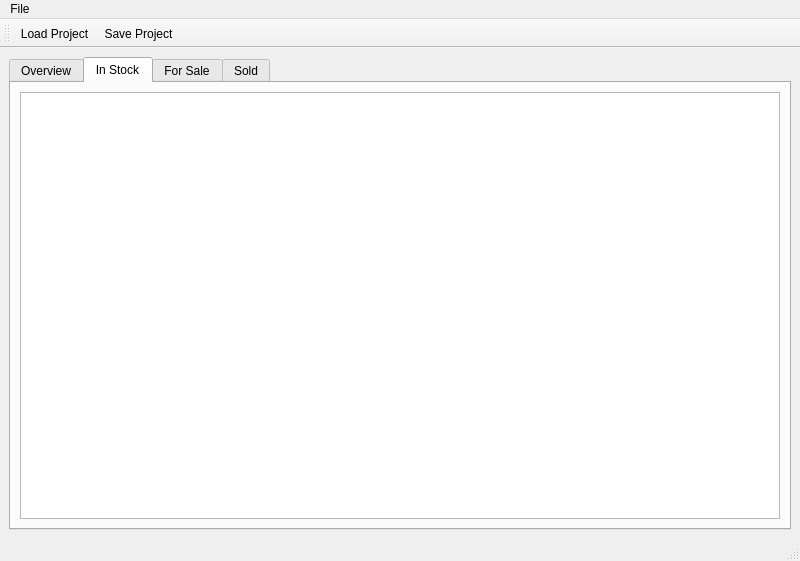
tlaemmlein/BrickMoney, file src/Applications/BrickMoneyDesktop/src/MainWindow.ui: the form before one commit.
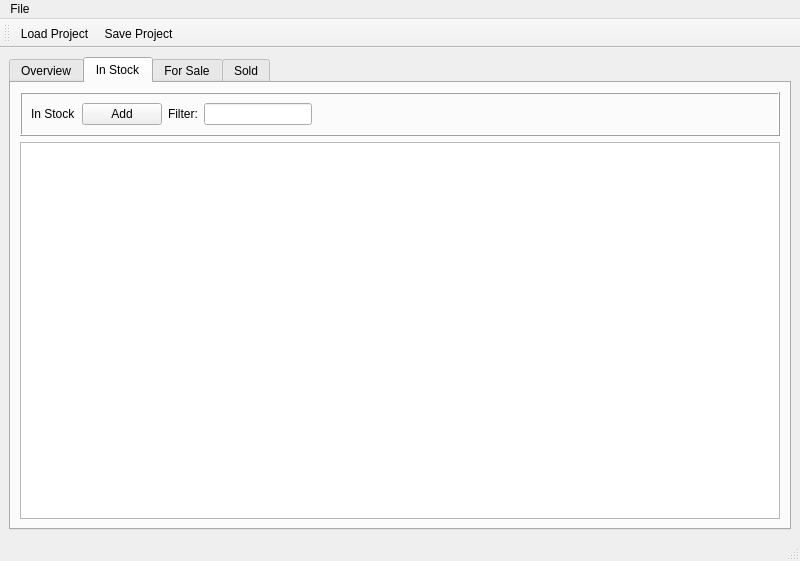
The form after the commit. The open tabs and pages were chosen to show the change. Icons and pictures are not drawn.

Commit message: Filtering is working

```diff
--- a/src/Applications/BrickMoneyDesktop/src/MainWindow.ui
+++ b/src/Applications/BrickMoneyDesktop/src/MainWindow.ui
@@ -30,9 +30,71 @@
         <string>In Stock</string>
        </attribute>
        <layout class="QGridLayout" name="gridLayout_2">
-        <item row="0" column="0">
+        <item row="1" column="0">
          <widget class="QTableView" name="inStockTableView"/>
         </item>
+        <item row="0" column="0">
+         <widget class="QFrame" name="inStockFrame">
+          <property name="frameShape">
+           <enum>QFrame::Box</enum>
+          </property>
+          <property name="frameShadow">
+           <enum>QFrame::Raised</enum>
+          </property>
+          <layout class="QHBoxLayout" name="horizontalLayout">
+           <item>
+            <widget class="QLabel" name="inStockLabel">
+             <property name="text">
+              <string>In Stock</string>
+             </property>
+            </widget>
+           </item>
+           <item>
+            <widget class="QPushButton" name="addLegoSetPushButton">
+             <property name="sizePolicy">
+              <sizepolicy hsizetype="Minimum" vsizetype="Fixed">
+               <horstretch>0</horstretch>
+               <verstretch>0</verstretch>
+              </sizepolicy>
+             </property>
+             <property name="text">
+              <string>Add</string>
+             </property>
+            </widget>
+           </item>
+           <item>
+            <widget class="QLabel" name="filterLabel">
+             <property name="text">
+              <string>Filter:</string>
+             </property>
+            </widget>
+           </item>
+           <item>
+            <widget class="QLineEdit" name="inStockLineEdit">
+             <property name="sizePolicy">
+              <sizepolicy hsizetype="Minimum" vsizetype="Fixed">
+               <horstretch>0</horstretch>
+               <verstretch>0</verstretch>
+              </sizepolicy>
+             </property>
+            </widget>
+           </item>
+           <item>
+            <spacer name="horizontalSpacer">
+             <property name="orientation">
+              <enum>Qt::Horizontal</enum>
+             </property>
+             <property name="sizeHint" stdset="0">
+              <size>
+               <width>40</width>
+               <height>20</height>
+              </size>
+             </property>
+            </spacer>
+           </item>
+          </layout>
+         </widget>
+        </item>
        </layout>
       </widget>
       <widget class="QWidget" name="forSaleTab">
```
Left out of the diff: 108 changed lines with no effect on the pictures. The commit also changes 1 other file.
